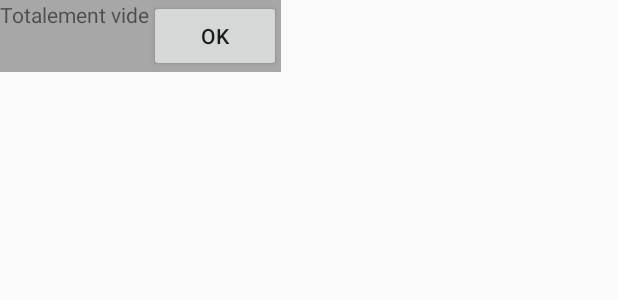
After one commit to Effobless2/androchat, an Android app: the layout widget.xml on its own in the app's theme, with its tools: preview values and no code run, on a phone screen of 412 x 824 dp. The commit adds this screen. Shown: the top 300 px of the screen. Run offline under Robolectric (Android 15) with nearby library versions, the phone set to English and light mode, and no system bars.

Commit message:
widget create

```diff
--- /dev/null
+++ b/app/src/main/res/layout/widget.xml
@@ -0,0 +1,23 @@
+<LinearLayout xmlns:android="http://schemas.android.com/apk/res/android"
+    android:layout_width="wrap_content"
+    android:layout_height="wrap_content"
+    android:background="#55000000"
+    android:orientation="horizontal"
+    android:padding="@dimen/widget_margin">
+
+    <TextView
+        android:id="@+id/appwidget_text"
+        android:layout_width="match_parent"
+        android:layout_height="match_parent"
+        android:layout_weight="3"
+        android:scrollbars = "vertical"
+        android:text="Totalement vide" />
+
+    <Button
+        android:id="@+id/btn_widget"
+        android:layout_width="wrap_content"
+        android:layout_height="wrap_content"
+        android:layout_weight="1"
+        android:text="OK" />
+
+</LinearLayout>
--- a/app/src/main/res/values/strings.xml
+++ b/app/src/main/res/values/strings.xml
@@ -3,4 +3,6 @@
     <string name="notification_title"></string>
     <string name="default_notification_channel_id">Androchat</string>
     <string name="hello_blank_fragment">Hello blank fragment</string>
+    <string name="appwidget_text">EXAMPLE</string>
+    <string name="add_widget">Add widget</string>
 </resources>
```
Also changed, not shown: app/src/main/AndroidManifest.xml (+20 -4 lines), app/src/main/java/com/example/androchat/widget/widget.java (added, +60 -0 lines), app/src/main/res/values-v14/dimens.xml (added, +10 -0 lines), app/src/main/res/values/dimens.xml (added, +10 -0 lines), app/src/main/res/xml/widget_info.xml (added, +17 -0 lines), app/src/main/res/drawable-nodpi/example_appwidget_preview.png (added).
